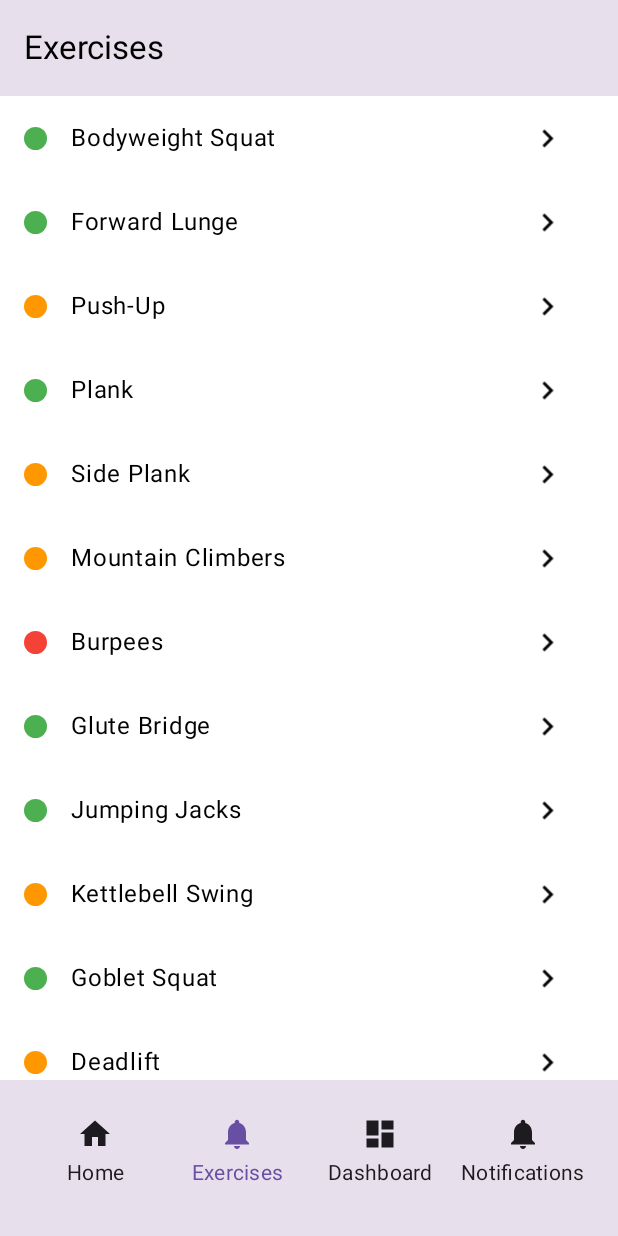
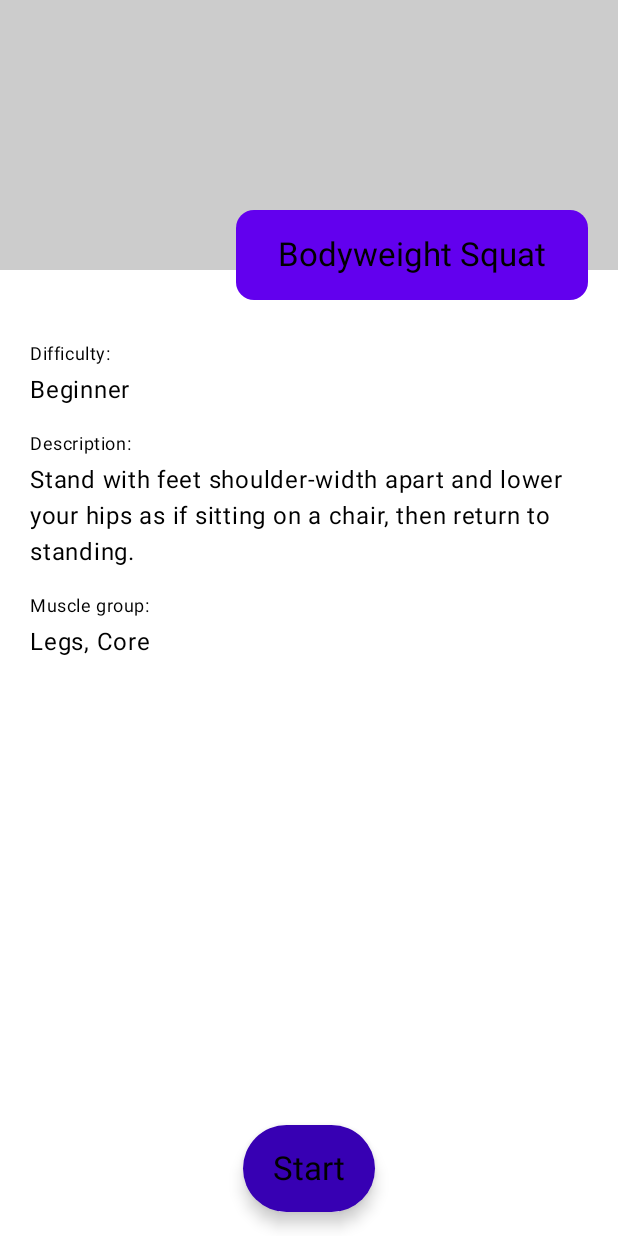
Before and after one commit to cristiangoncas/SnackMovement, an Android app built with Jetpack Compose: the ExercisesScreen screen opened through its navigation route, after a tap on "Bodyweight Squat", on a phone screen of 412 x 824 dp. Run offline under Robolectric (Android 15) with nearby library versions, the phone set to English and light mode, and no system bars.

Commit message:
Exercise detail screen. Basic UI with view model state and basic navigation

```diff
--- a/app/src/main/java/com/cristiangoncas/snackmovement/ui/Navigation.kt
+++ b/app/src/main/java/com/cristiangoncas/snackmovement/ui/Navigation.kt
@@ -22,15 +22,18 @@ import androidx.compose.ui.text.style.TextAlign
 import androidx.compose.ui.unit.dp
 import androidx.lifecycle.viewmodel.compose.viewModel
 import androidx.navigation.NavGraph.Companion.findStartDestination
+import androidx.navigation.NavType
 import androidx.navigation.compose.NavHost
 import androidx.navigation.compose.composable
 import androidx.navigation.compose.currentBackStackEntryAsState
 import androidx.navigation.compose.rememberNavController
+import androidx.navigation.navArgument
 import com.cristiangoncas.snackmovement.R
-import com.cristiangoncas.snackmovement.ui.dashboard.DashboardScreen
-import com.cristiangoncas.snackmovement.ui.exercises.ExercisesScreen
-import com.cristiangoncas.snackmovement.ui.home.HomeScreen
-import com.cristiangoncas.snackmovement.ui.notifications.NotificationsScreen
+import com.cristiangoncas.snackmovement.ui.screens.dashboard.DashboardScreen
+import com.cristiangoncas.snackmovement.ui.screens.exercisedetail.ExerciseDetailScreen
+import com.cristiangoncas.snackmovement.ui.screens.exercises.ExercisesScreen
+import com.cristiangoncas.snackmovement.ui.screens.home.HomeScreen
+import com.cristiangoncas.snackmovement.ui.screens.notifications.NotificationsScreen
 import kotlinx.serialization.Serializable
 
 @Composable
@@ -64,6 +67,8 @@ fun Navigation() {
         bottomBar = {
             val navBackStackEntry = navController.currentBackStackEntryAsState()
             val currentDestination = navBackStackEntry.value?.destination
+
+            if (currentDestination?.route != "${ExerciseDetail}/{exerciseId}") {
                 Row(
                     modifier = Modifier
                         .fillMaxWidth()
@@ -92,6 +97,7 @@ fun Navigation() {
                     }
                 }
             }
+        }
     ) { padding ->
         NavHost(
             navController = navController,
@@ -102,7 +108,19 @@ fun Navigation() {
                 HomeScreen()
             }
             composable<Exercises> {
-                ExercisesScreen(viewModel())
+                ExercisesScreen(viewModel()) { exerciseId ->
+                    navController.navigate("${ExerciseDetail}/$exerciseId")
+                }
+            }
+            composable(
+                route = "${ExerciseDetail}/{exerciseId}",
+                arguments = listOf(navArgument("exerciseId") { type = NavType.IntType })
+            ) { backStackEntry ->
+                val exerciseId = backStackEntry.arguments?.getInt("exerciseId")
+                exerciseId?.let {
+                    ExerciseDetailScreen(exerciseId = it)
+                }
+
             }
             composable<Dashboard> {
                 DashboardScreen()
@@ -157,6 +175,9 @@ object Home
 object Exercises
 
 @Serializable
+object ExerciseDetail
+
+@Serializable
 object Dashboard
 
 @Serializable
--- a/app/src/main/java/com/cristiangoncas/snackmovement/ui/home/HomeScreen.kt
+++ b/app/src/main/java/com/cristiangoncas/snackmovement/ui/screens/dashboard/DashboardScreen.kt
@@ -1,4 +1,4 @@
-package com.cristiangoncas.snackmovement.ui.home
+package com.cristiangoncas.snackmovement.ui.screens.dashboard
 
 import androidx.compose.foundation.background
 import androidx.compose.foundation.layout.Box
@@ -22,8 +22,8 @@ import com.cristiangoncas.snackmovement.ui.Screen
 
 @OptIn(ExperimentalMaterial3Api::class)
 @Composable
-fun HomeScreen(
-    viewModel: HomeViewModel = viewModel(),
+fun DashboardScreen(
+    viewModel: DashboardViewModel = viewModel(),
 ) {
     val state = viewModel.state.collectAsState()
 
@@ -32,7 +32,7 @@ fun HomeScreen(
             topBar = {
                 TopAppBar(
                     title = {
-                        Text(text = stringResource(R.string.title_home))
+                        Text(text = stringResource(R.string.title_dashboard))
                     },
                     colors = TopAppBarDefaults.topAppBarColors(
                         containerColor = MaterialTheme.colorScheme.surfaceVariant,
@@ -58,6 +58,6 @@ fun HomeScreen(
 
 @Preview
 @Composable
-fun HomeScreenPreview() {
-    HomeScreen()
+fun DashboardScreenPreview() {
+    DashboardScreen()
 }
--- a/app/src/main/java/com/cristiangoncas/snackmovement/ui/home/HomeViewModel.kt
+++ b/app/src/main/java/com/cristiangoncas/snackmovement/ui/screens/dashboard/DashboardViewModel.kt
@@ -1,15 +1,17 @@
-package com.cristiangoncas.snackmovement.ui.home
+package com.cristiangoncas.snackmovement.ui.screens.dashboard
 
+import androidx.lifecycle.LiveData
+import androidx.lifecycle.MutableLiveData
 import androidx.lifecycle.ViewModel
 import kotlinx.coroutines.flow.MutableStateFlow
 import kotlinx.coroutines.flow.asStateFlow
 
-class HomeViewModel : ViewModel() {
+class DashboardViewModel : ViewModel() {
 
     private val _state = MutableStateFlow(UIState())
     val state get() = _state.asStateFlow()
 }
 
 data class UIState(
-    val text: String = "This is home screen",
+    val text: String = "This is dashboard screen",
 )
--- /dev/null
+++ b/app/src/main/java/com/cristiangoncas/snackmovement/ui/screens/exercisedetail/ExerciseDetailScreen.kt
@@ -0,0 +1,300 @@
+package com.cristiangoncas.snackmovement.ui.screens.exercisedetail
+
+import android.annotation.SuppressLint
+import androidx.compose.foundation.background
+import androidx.compose.foundation.layout.Box
+import androidx.compose.foundation.layout.Column
+import androidx.compose.foundation.layout.Spacer
+import androidx.compose.foundation.layout.fillMaxSize
+import androidx.compose.foundation.layout.fillMaxWidth
+import androidx.compose.foundation.layout.height
+import androidx.compose.foundation.layout.padding
+import androidx.compose.foundation.layout.width
+import androidx.compose.foundation.layout.wrapContentSize
+import androidx.compose.foundation.shape.CircleShape
+import androidx.compose.foundation.shape.RoundedCornerShape
+import androidx.compose.material3.Card
+import androidx.compose.material3.CardColors
+import androidx.compose.material3.FloatingActionButton
+import androidx.compose.material3.MaterialTheme
+import androidx.compose.material3.Scaffold
+import androidx.compose.material3.Text
+import androidx.compose.runtime.Composable
+import androidx.compose.runtime.LaunchedEffect
+import androidx.compose.runtime.collectAsState
+import androidx.compose.runtime.getValue
+import androidx.compose.ui.Alignment
+import androidx.compose.ui.Modifier
+import androidx.compose.ui.graphics.Color
+import androidx.compose.ui.graphics.RectangleShape
+import androidx.compose.ui.text.capitalize
+import androidx.compose.ui.text.intl.Locale
+import androidx.compose.ui.tooling.preview.Preview
+import androidx.compose.ui.unit.dp
+import androidx.lifecycle.viewmodel.compose.viewModel
+import com.cristiangoncas.snackmovement.domain.models.DifficultyLevel
+import com.cristiangoncas.snackmovement.domain.models.Exercise
+import com.cristiangoncas.snackmovement.domain.models.MuscleGroup
+import com.cristiangoncas.snackmovement.ui.Screen
+import kotlin.math.round
+
+@SuppressLint("UnusedMaterial3ScaffoldPaddingParameter")
+@Composable
+fun ExerciseDetailScreen(
+    exerciseId: Int,
+    viewModel: ExerciseDetailViewModel = viewModel()
+) {
+    val state by viewModel.state.collectAsState()
+    LaunchedEffect(Unit) {
+        viewModel.onUiReady(exerciseId)
+    }
+    Screen {
+        Scaffold { _ ->
+            state.exercise?.let { exercise ->
+                ExerciseDetailContent(
+                    exercise
+                ) { viewModel.onStartClicked() }
+            } ?: SkeletonExerciseDetailContent()
+        }
+    }
+}
+
+@Composable
+fun SkeletonExerciseDetailContent() {
+    Box(
+        modifier = Modifier
+            .fillMaxSize()
+    ) {
+        // Top Red Section
+        Box(
+            modifier = Modifier
+                .fillMaxWidth()
+                .height(180.dp)
+                .background(Color.LightGray)
+        )
+        Column(
+            modifier = Modifier
+                .fillMaxSize()
+                .padding(top = 100.dp, start = 20.dp, end = 20.dp)
+        ) {
+            // Exercise Title Card
+            Card(
+                modifier = Modifier
+                    .padding(top = 40.dp) // Overlapping effect
+                    .align(Alignment.End)
+                    .wrapContentSize(),
+                colors = CardColors(
+                    containerColor = MaterialTheme.colorScheme.primary,
+                    contentColor = Color.Black,
+                    disabledContainerColor = Color.White,
+                    disabledContentColor = Color.Black
+                )
+            ) {
+                Text(
+                    text = exercise.name,
+                    modifier = Modifier
+                        .padding(horizontal = 28.dp, vertical = 16.dp),
+                    style = MaterialTheme.typography.titleLarge,
+                    color = MaterialTheme.colorScheme.primary
+                )
+            }
+
+            Spacer(modifier = Modifier.height(28.dp))
+
+            // Exercise Difficulty
+            Text(
+                text = "",
+                style = MaterialTheme.typography.bodySmall,
+                modifier = Modifier
+                    .height(18.dp)
+                    .width(80.dp)
+                    .background(Color.LightGray, RoundedCornerShape(6.dp))
+            )
+
+            Spacer(modifier = Modifier.height(4.dp))
+
+            Text(
+                text = exercise.difficulty.label.capitalize(Locale.current),
+                style = MaterialTheme.typography.bodyLarge,
+                color = Color.LightGray,
+                modifier = Modifier
+                    .height(18.dp)
+                    .width(100.dp)
+                    .background(Color.LightGray, RoundedCornerShape(6.dp))
+            )
+
+            Spacer(modifier = Modifier.height(16.dp))
+
+            // Exercise Description
+            Text(
+                text = "",
+                style = MaterialTheme.typography.bodySmall,
+                modifier = Modifier
+                    .height(18.dp)
+                    .width(100.dp)
+                    .background(Color.LightGray, RoundedCornerShape(6.dp))
+            )
+
+            Spacer(modifier = Modifier.height(4.dp))
+
+            Text(
+                text = "",
+                style = MaterialTheme.typography.bodyLarge,
+                modifier = Modifier
+                    .height(100.dp)
+                    .fillMaxWidth()
+                    .background(Color.LightGray, RoundedCornerShape(6.dp))
+            )
+
+            Spacer(modifier = Modifier.height(16.dp))
+
+            // Exercise Muscle group
+            Text(
+                text = "",
+                style = MaterialTheme.typography.bodySmall,
+                modifier = Modifier
+                    .height(18.dp)
+                    .width(100.dp)
+                    .background(Color.LightGray, RoundedCornerShape(6.dp))
+            )
+
+            Spacer(modifier = Modifier.height(4.dp))
+
+            Text(
+                text = "",
+                style = MaterialTheme.typography.bodyLarge,
+                modifier = Modifier
+                    .height(18.dp)
+                    .width(150.dp)
+                    .background(Color.LightGray, RoundedCornerShape(6.dp))
+            )
+        }
+    }
+}
+
+@Preview(showBackground = true)
+@Composable
+fun SkeletonExerciseDetailPreview() {
+    SkeletonExerciseDetailContent()
+}
+
+@Composable
+fun ExerciseDetailContent(
+    exercise: Exercise,
+    onStartClicked: () -> Unit
+) {
+    Box(
+        modifier = Modifier
+            .fillMaxSize()
+    ) {
+        // Top Red Section
+        Box(
+            modifier = Modifier
+                .fillMaxWidth()
+                .height(180.dp)
+                .background(Color.LightGray)
+        )
+        Column(
+            modifier = Modifier
+                .fillMaxSize()
+                .padding(top = 100.dp, start = 20.dp, end = 20.dp)
+        ) {
+            // Exercise Title Card
+            Card(
+                modifier = Modifier
+                    .padding(top = 40.dp) // Overlapping effect
+                    .align(Alignment.End)
+                    .wrapContentSize(),
+                colors = CardColors(
+                    containerColor = MaterialTheme.colorScheme.primary,
+                    contentColor = Color.Black,
+                    disabledContainerColor = Color.White,
+                    disabledContentColor = Color.Black
+                )
+            ) {
+                Text(
+                    text = exercise.name,
+                    modifier = Modifier.padding(horizontal = 28.dp, vertical = 16.dp),
+                    style = MaterialTheme.typography.titleLarge
+                )
+            }
+
+            Spacer(modifier = Modifier.height(28.dp))
+
+            // Exercise Difficulty
+            Text(
+                text = "Difficulty:",
+                style = MaterialTheme.typography.bodySmall
+            )
+
+            Spacer(modifier = Modifier.height(4.dp))
+
+            Text(
+                text = exercise.difficulty.label.capitalize(Locale.current),
+                style = MaterialTheme.typography.bodyLarge
+            )
+
+            Spacer(modifier = Modifier.height(16.dp))
+
+            // Exercise Description
+            Text(
+                text = "Description:",
+                style = MaterialTheme.typography.bodySmall
+            )
+
+            Spacer(modifier = Modifier.height(4.dp))
+
+            Text(
+                text = exercise.description,
+                style = MaterialTheme.typography.bodyLarge
+            )
+
+            Spacer(modifier = Modifier.height(16.dp))
+
+            // Exercise Muscle group
+            Text(
+                text = "Muscle group:",
+                style = MaterialTheme.typography.bodySmall
+            )
+
+            Spacer(modifier = Modifier.height(4.dp))
+
+            Text(
+                text = exercise.muscleGroups.joinToString { it.label },
+                style = MaterialTheme.typography.bodyLarge
+            )
+        }
+        FloatingActionButton(
+            shape = CircleShape,
+            onClick = { onStartClicked() },
+            modifier = Modifier
+                .width(120.dp)
+                .height(90.dp)
+                .align(Alignment.BottomCenter)
+                .padding(16.dp),
+            contentColor = Color.Black,
+        ) {
+            Text(
+                "Start",
+                style = MaterialTheme.typography.titleLarge,
+                modifier = Modifier.padding(12.dp),
+            )
+        }
+    }
+}
+
+@Preview(showBackground = true)
+@Composable
+fun ExerciseDetailPreview() {
+    ExerciseDetailContent(
+        Exercise(
+            0,
+            "Bodyweight Squat",
+            "Stand with feet shoulder-width apart and lower your hips as if sitting on a chair, then return to standing.",
+            DifficultyLevel.BEGINNER,
+            listOf(MuscleGroup.LEGS, MuscleGroup.CORE),
+            false
+        ),
+        {}
+    )
+}
--- /dev/null
+++ b/app/src/main/java/com/cristiangoncas/snackmovement/ui/screens/exercisedetail/ExerciseDetailViewModel.kt
@@ -0,0 +1,43 @@
+package com.cristiangoncas.snackmovement.ui.screens.exercisedetail
+
+import androidx.lifecycle.ViewModel
+import androidx.lifecycle.viewModelScope
+import com.cristiangoncas.snackmovement.domain.models.DifficultyLevel
+import com.cristiangoncas.snackmovement.domain.models.Exercise
+import com.cristiangoncas.snackmovement.domain.models.MuscleGroup
+import kotlinx.coroutines.delay
+import kotlinx.coroutines.flow.MutableStateFlow
+import kotlinx.coroutines.flow.asStateFlow
+import kotlinx.coroutines.launch
+
+class ExerciseDetailViewModel : ViewModel() {
+
+    private val _state = MutableStateFlow(UiState(exercise = null))
+    val state = _state.asStateFlow()
+
+    fun onUiReady(exerciseId: Int) {
+        viewModelScope.launch {
+            delay(500)
+            _state.value = UiState(
+                exercise = exercise
+            )
+        }
+    }
+
+    fun onStartClicked() {
+
+    }
+
+    data class UiState(
+        val exercise: Exercise? = null
+    )
+}
+
+val exercise = Exercise(
+    0,
+    "Bodyweight Squat",
+    "Stand with feet shoulder-width apart and lower your hips as if sitting on a chair, then return to standing.",
+    DifficultyLevel.BEGINNER,
+    listOf(MuscleGroup.LEGS, MuscleGroup.CORE),
+    false
+)
--- a/app/src/main/java/com/cristiangoncas/snackmovement/ui/exercises/ExercisesComponents.kt
+++ b/app/src/main/java/com/cristiangoncas/snackmovement/ui/screens/exercises/ExercisesComponents.kt
@@ -1,4 +1,4 @@
-package com.cristiangoncas.snackmovement.ui.exercises
+package com.cristiangoncas.snackmovement.ui.screens.exercises
 
 import androidx.compose.foundation.Image
 import androidx.compose.foundation.background
--- a/app/src/main/java/com/cristiangoncas/snackmovement/ui/exercises/ExercisesScreen.kt
+++ b/app/src/main/java/com/cristiangoncas/snackmovement/ui/screens/exercises/ExercisesScreen.kt
@@ -1,4 +1,4 @@
-package com.cristiangoncas.snackmovement.ui.exercises
+package com.cristiangoncas.snackmovement.ui.screens.exercises
 
 import androidx.compose.foundation.layout.PaddingValues
 import androidx.compose.foundation.lazy.LazyColumn
@@ -14,6 +14,7 @@ import androidx.compose.runtime.collectAsState
 import androidx.compose.ui.res.stringResource
 import androidx.compose.ui.tooling.preview.Preview
 import androidx.compose.ui.unit.dp
+import androidx.lifecycle.viewmodel.compose.viewModel
 import com.cristiangoncas.snackmovement.R
 import com.cristiangoncas.snackmovement.domain.models.Exercise
 import com.cristiangoncas.snackmovement.ui.Screen
@@ -21,7 +22,8 @@ import com.cristiangoncas.snackmovement.ui.Screen
 @OptIn(ExperimentalMaterial3Api::class)
 @Composable
 fun ExercisesScreen(
-    viewModel: ExercisesViewModel
+    viewModel: ExercisesViewModel = viewModel(),
+    onExerciseClick: (Int) -> Unit
 ) {
     val state = viewModel.state.collectAsState()
     LaunchedEffect(Unit) {
@@ -42,7 +44,7 @@ fun ExercisesScreen(
         ) { padding ->
             ExercisesList(
                 exercises = state.value.exercises,
-                onExerciseClick = { id -> viewModel.onExerciseClick(id) },
+                onExerciseClick = { id -> onExerciseClick(id) },
                 paddingValues = padding,
             )
         }
@@ -52,7 +54,7 @@ fun ExercisesScreen(
 @Preview(showBackground = true)
 @Composable
 fun ExercisesScreenPreview() {
-    ExercisesScreen(ExercisesViewModel())
+    ExercisesScreen(ExercisesViewModel()) {}
 }
 
 @Composable
--- a/app/src/main/java/com/cristiangoncas/snackmovement/ui/exercises/ExercisesViewModel.kt
+++ b/app/src/main/java/com/cristiangoncas/snackmovement/ui/screens/exercises/ExercisesViewModel.kt
@@ -1,4 +1,4 @@
-package com.cristiangoncas.snackmovement.ui.exercises
+package com.cristiangoncas.snackmovement.ui.screens.exercises
 
 import androidx.lifecycle.ViewModel
 import com.cristiangoncas.snackmovement.domain.models.DifficultyLevel
--- a/app/src/main/java/com/cristiangoncas/snackmovement/ui/dashboard/DashboardScreen.kt
+++ b/app/src/main/java/com/cristiangoncas/snackmovement/ui/screens/home/HomeScreen.kt
@@ -1,4 +1,4 @@
-package com.cristiangoncas.snackmovement.ui.dashboard
+package com.cristiangoncas.snackmovement.ui.screens.home
 
 import androidx.compose.foundation.background
 import androidx.compose.foundation.layout.Box
@@ -22,8 +22,8 @@ import com.cristiangoncas.snackmovement.ui.Screen
 
 @OptIn(ExperimentalMaterial3Api::class)
 @Composable
-fun DashboardScreen(
-    viewModel: DashboardViewModel = viewModel(),
+fun HomeScreen(
+    viewModel: HomeViewModel = viewModel(),
 ) {
     val state = viewModel.state.collectAsState()
 
@@ -32,7 +32,7 @@ fun DashboardScreen(
             topBar = {
                 TopAppBar(
                     title = {
-                        Text(text = stringResource(R.string.title_dashboard))
+                        Text(text = stringResource(R.string.title_home))
                     },
                     colors = TopAppBarDefaults.topAppBarColors(
                         containerColor = MaterialTheme.colorScheme.surfaceVariant,
@@ -58,6 +58,6 @@ fun DashboardScreen(
 
 @Preview
 @Composable
-fun DashboardScreenPreview() {
-    DashboardScreen()
+fun HomeScreenPreview() {
+    HomeScreen()
 }
--- a/app/src/main/java/com/cristiangoncas/snackmovement/ui/notifications/NotificationsViewModel.kt
+++ b/app/src/main/java/com/cristiangoncas/snackmovement/ui/screens/home/HomeViewModel.kt
@@ -1,15 +1,15 @@
-package com.cristiangoncas.snackmovement.ui.notifications
+package com.cristiangoncas.snackmovement.ui.screens.home
 
 import androidx.lifecycle.ViewModel
 import kotlinx.coroutines.flow.MutableStateFlow
 import kotlinx.coroutines.flow.asStateFlow
 
-class NotificationsViewModel : ViewModel() {
+class HomeViewModel : ViewModel() {
 
     private val _state = MutableStateFlow(UIState())
     val state get() = _state.asStateFlow()
 }
 
 data class UIState(
-    val text: String = "This is notifications screen",
+    val text: String = "This is home screen",
 )
--- a/app/src/main/java/com/cristiangoncas/snackmovement/ui/notifications/NotificationsScreen.kt
+++ b/app/src/main/java/com/cristiangoncas/snackmovement/ui/screens/notifications/NotificationsScreen.kt
@@ -1,4 +1,4 @@
-package com.cristiangoncas.snackmovement.ui.notifications
+package com.cristiangoncas.snackmovement.ui.screens.notifications
 
 import androidx.compose.foundation.background
 import androidx.compose.foundation.layout.Box
--- a/app/src/main/java/com/cristiangoncas/snackmovement/ui/dashboard/DashboardViewModel.kt
+++ b/app/src/main/java/com/cristiangoncas/snackmovement/ui/screens/notifications/NotificationsViewModel.kt
@@ -1,17 +1,15 @@
-package com.cristiangoncas.snackmovement.ui.dashboard
+package com.cristiangoncas.snackmovement.ui.screens.notifications
 
-import androidx.lifecycle.LiveData
-import androidx.lifecycle.MutableLiveData
 import androidx.lifecycle.ViewModel
 import kotlinx.coroutines.flow.MutableStateFlow
 import kotlinx.coroutines.flow.asStateFlow
 
-class DashboardViewModel : ViewModel() {
+class NotificationsViewModel : ViewModel() {
 
     private val _state = MutableStateFlow(UIState())
     val state get() = _state.asStateFlow()
 }
 
 data class UIState(
-    val text: String = "This is dashboard screen",
+    val text: String = "This is notifications screen",
 )
--- a/domain/src/main/java/com.cristiangoncas.snackmovement/domain/models/Exercise.kt
+++ b/domain/src/main/java/com.cristiangoncas.snackmovement/domain/models/Exercise.kt
@@ -9,23 +9,23 @@ data class Exercise(
     val requiresEquipment: Boolean,
 )
 
-enum class DifficultyLevel(val id: Int) {
-    BEGINNER(0),
-    INTERMEDIATE(1),
-    ADVANCED(2);
+enum class DifficultyLevel(val id: Int, val label: String) {
+    BEGINNER(0, "Beginner"),
+    INTERMEDIATE(1, "Intermediate"),
+    ADVANCED(2, "Advanced");
 
     companion object {
         fun fromId(id: Int) = entries.firstOrNull { it.id == id } ?: BEGINNER
     }
 }
 
-enum class MuscleGroup(val id: Int) {
-    LEGS(0),
-    ARMS(1),
-    CORE(2),
-    BACK(3),
-    CHEST(4),
-    SHOULDERS(5);
+enum class MuscleGroup(val id: Int, val label: String) {
+    LEGS(0, "Legs"),
+    ARMS(1, "Arms"),
+    CORE(2, "Core"),
+    BACK(3, "Back"),
+    CHEST(4, "Chest"),
+    SHOULDERS(5, "Shoulders");
 
     companion object {
         fun fromId(id: Int) = entries.firstOrNull { it.id == id } ?: LEGS
```
Lines whose indentation alone changed are shown as unchanged.
